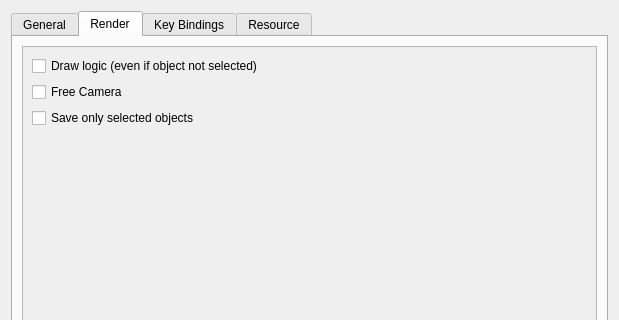
Before: the Qt Designer form settings.ui in konstvest/ei_maper, drawn with Qt 5; both pictures show x 0 to 619 and y 0 to 320 of the 619 by 466 pixel window.
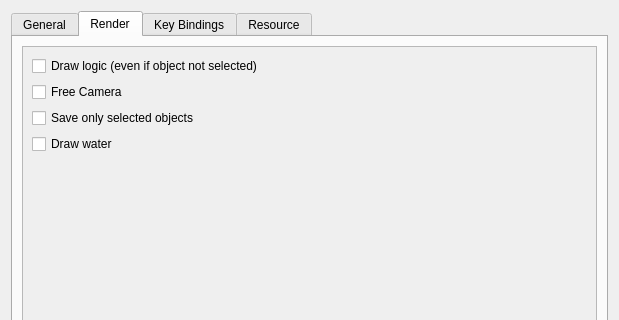
After: the same form once the commit is applied. The open tabs and pages were chosen to show the change.

Commit message:
add water transparency
++ CLandscape::drawWater(...)
++ drawing water option

The edit to the form file:
```diff
--- a/settings.ui
+++ b/settings.ui
@@ -197,6 +197,13 @@
              </property>
             </widget>
            </item>
+           <item>
+            <widget class="QCheckBox" name="drawWater">
+             <property name="text">
+              <string>Draw water</string>
+             </property>
+            </widget>
+           </item>
            <item>
             <spacer name="verticalSpacer">
              <property name="orientation">
```
Left out of the diff: 2 changed lines with no effect on the pictures. The commit also changes 7 other files.
